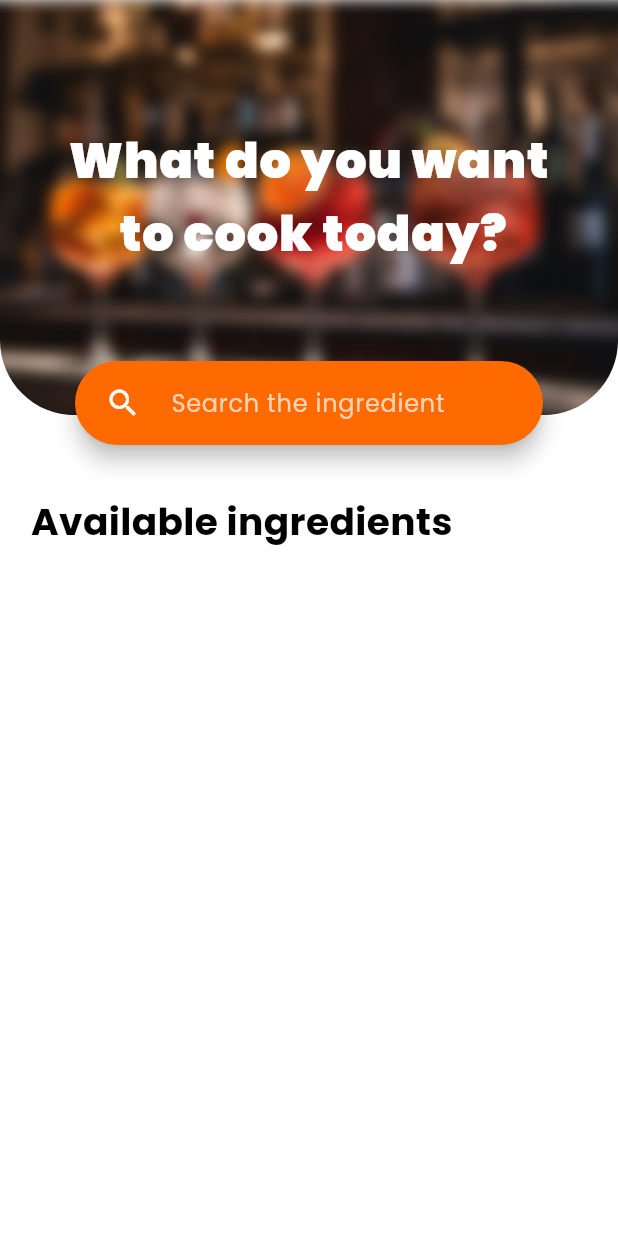
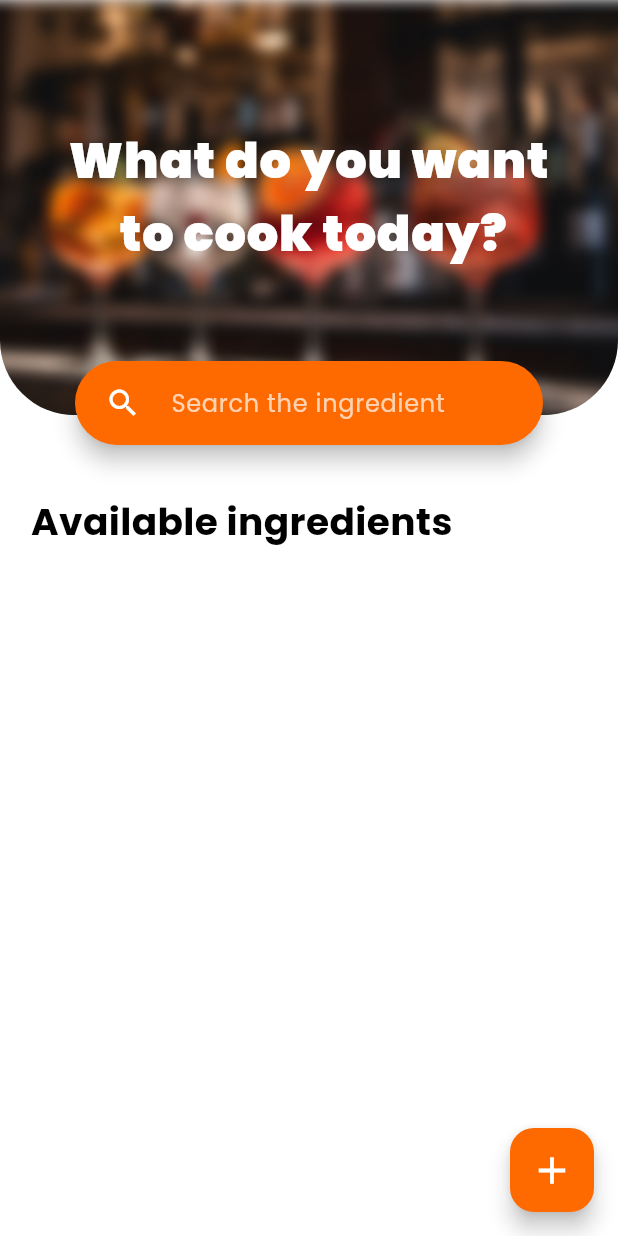
Before and after one commit to simonedibiase/MyCocktailsBar, a Flutter app: the Ingredients screen opened directly, on a phone screen of 412 x 824 dp. Run offline on Flutter 3.47's test engine with Material 3 defaults, Android fonts, the phone set to English and light mode, and no system bars; our stand-ins replace google_fonts.

Commit message:
add button to open barcode scanner

```diff
--- a/lib/screen/ingredients.dart
+++ b/lib/screen/ingredients.dart
@@ -1,5 +1,4 @@
 import 'package:flutter/material.dart';
-import 'package:google_fonts/google_fonts.dart';
 import 'package:my_coctails_bar/widget/my_search_bar.dart';
 
 class Ingredients extends StatefulWidget {
@@ -34,6 +33,14 @@ class _IngredientsState extends State<Ingredients> {
           ),
         ],
       ),
+
+      floatingActionButton: FloatingActionButton(
+        onPressed: () {
+          // Action to perform when the button is pressed
+        },
+        backgroundColor: const Color.fromARGB(255, 255, 106, 0),
+        child: const Icon(Icons.add, color: Colors.white, size: 30),
+      ),
     );
   }
 }
```
